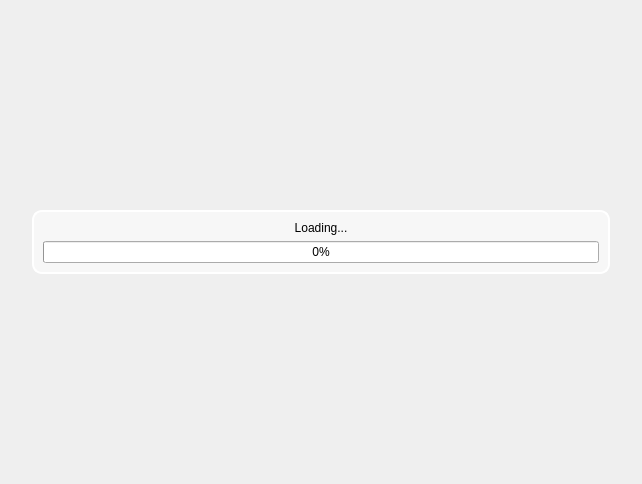
The window that Code/Framework/AzToolsFramework/AzToolsFramework/UI/UICore/ProgressShield.ui (o3de/o3de) describes before a commit, drawn with Qt 5.
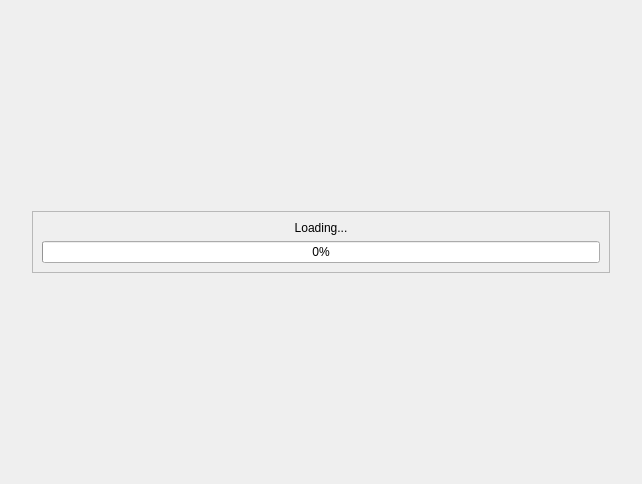
The same window after the commit.

Commit message: Flatten the missing styles of the Editor and tools, at the Oct 28 cost

What changed in the file:
```diff
--- a/Code/Framework/AzToolsFramework/AzToolsFramework/UI/UICore/ProgressShield.ui
+++ b/Code/Framework/AzToolsFramework/AzToolsFramework/UI/UICore/ProgressShield.ui
@@ -13,15 +13,6 @@
   <property name="windowTitle">
    <string>Form</string>
   </property>
-  <property name="styleSheet">
-   <string notr="true">QWidget #progressShield { background-color:qlineargradient(spread:reflect, x1:0, y1:0, x2:0, y2:1, stop:0 rgba(0, 0, 0, 50), stop:1 rgba(0, 0, 0, 90));  }
-
-QLabel
-{
-color:rgba(0,0,0,255);
-}
-</string>
-  </property>
   <layout class="QHBoxLayout" name="horizontalLayout">
    <property name="leftMargin">
     <number>32</number>
@@ -52,14 +43,6 @@
          <verstretch>0</verstretch>
         </sizepolicy>
        </property>
-       <property name="styleSheet">
-        <string notr="true">QFrame#frame 
-{
-background-color: rgba(255, 255, 255,128);
-border: 2px solid white;
-border-radius: 10px;
-}</string>
-       </property>
        <property name="frameShape">
         <enum>QFrame::StyledPanel</enum>
        </property>
```
The commit also changes 437 other files.
